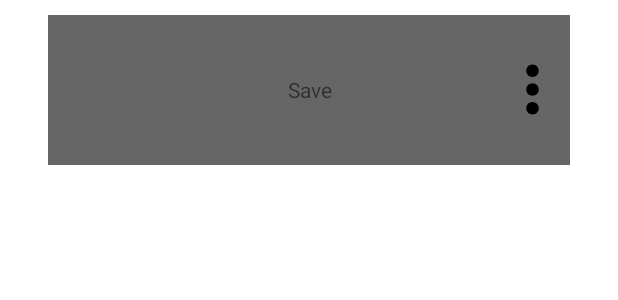
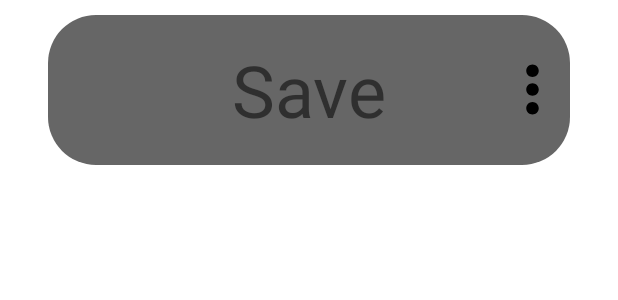
Before and after one commit to DayidTempest/youKnowIt, an Android app: the layout tile_set.xml on its own in the app's theme, with its tools: preview values and no code run, on a phone screen of 412 x 824 dp. Shown: the top 300 px of the screen. Run offline under Robolectric (Android 15) with nearby library versions, the phone set to English and light mode, and no system bars.

Commit message:
UwU changes for text. I hop you lajk it :3. Yu dont hew to fenk mi ^^. Wif lof Akszan

```diff
--- /dev/null
+++ b/app/src/main/res/drawable/background.xml
@@ -0,0 +1,6 @@
+<?xml version="1.0" encoding="utf-8"?>
+<shape xmlns:android="http://schemas.android.com/apk/res/android">
+    <solid android:color="#666"/>
+    <corners android:radius="32dp"/>
+    <padding android:bottom="0dp" android:left="0dp" android:right="0dp" android:top="0dp"/>
+</shape>
--- a/app/src/main/res/layout/tile_set.xml
+++ b/app/src/main/res/layout/tile_set.xml
@@ -2,7 +2,7 @@
 <LinearLayout xmlns:android="http://schemas.android.com/apk/res/android"
     android:layout_width="match_parent"
     android:layout_height="100dp"
-    android:background="#666"
+    android:background="@drawable/background"
     android:layout_marginStart="32dp"
     android:layout_marginEnd="32dp"
     android:layout_marginTop="10dp"
@@ -10,7 +10,7 @@
     >
     <RelativeLayout
         android:layout_width="match_parent"
-        android:layout_height="50dp"
+        android:layout_height="match_parent"
         android:orientation="horizontal"
         android:layout_gravity="center"
         android:gravity="center"
@@ -28,7 +28,8 @@
             android:layout_height="match_parent"
             android:layout_gravity="center"
             android:gravity="center"
-            android:text="@string/save" />
+            android:text="@string/save"
+            android:textSize="48dp"/>
 
         <ImageButton
             android:layout_width="50dp"
@@ -36,6 +37,7 @@
             android:layout_alignParentEnd="true"
             android:background="@drawable/ic_baseline_more_vert_24"
             android:id="@+id/imageButton"
+            android:layout_centerInParent="true"
             />
     </RelativeLayout>
 
```
Also changed, not shown: app/src/main/res/layout/single_question_and_answer_tile.xml (+8 -5 lines).
